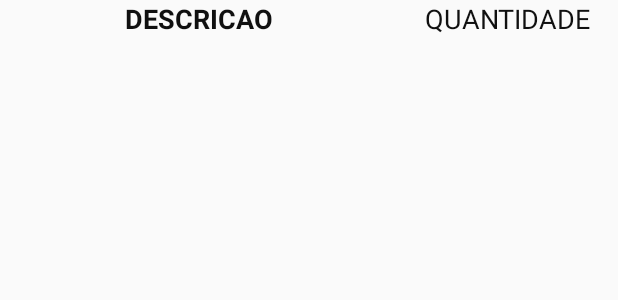
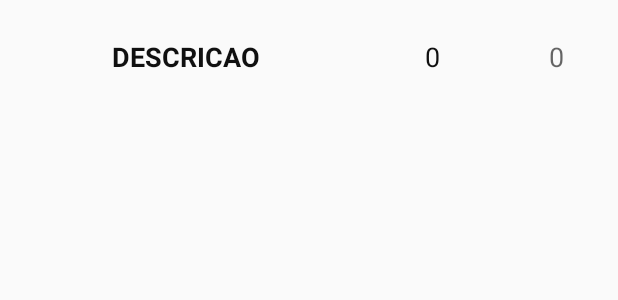
Before and after one commit to rafaelperazzo/cimai_android, an Android app: the layout rowlayout.xml on its own in the app's theme, with its tools: preview values and no code run, on a phone screen of 412 x 824 dp. Shown: the top 300 px of the screen. Run offline under Robolectric (Android 15) with nearby library versions, the phone set to English and light mode, and no system bars.

Commit message:
Atualizado 2020-05-20 09:13:08

```diff
--- a/app/src/main/java/pet/yoko/apps/cimaiapp/PesquisaFragment.java
+++ b/app/src/main/java/pet/yoko/apps/cimaiapp/PesquisaFragment.java
@@ -30,7 +30,6 @@ import org.json.JSONException;
 import org.json.JSONObject;
 import java.io.IOException;
 import java.util.ArrayList;
-import java.util.Iterator;
 import okhttp3.Call;
 import okhttp3.Callback;
 import okhttp3.OkHttpClient;
@@ -331,13 +330,16 @@ public class PesquisaFragment extends Fragment implements View.OnClickListener {
                     public void run() {
                         try {
                             JSONObject obj = new JSONObject(myResponse);
+                            /*
                             items.clear();
                             for(Iterator<String> keys = obj.keys(); keys.hasNext();) {
                                 String chave = keys.next();
                                 int valor = obj.getInt(chave);
                                 items.add(new ProducaoItem(chave,valor));
                             }
-                            adapter.notifyDataSetChanged();
+                            adapter.notifyDataSetChanged();*/
+                            MyTable tabela = new MyTable(obj,items,adapter);
+                            tabela.makeTable();
                             progressoMain.setVisibility(View.GONE);
                         } catch (JSONException e) {
                             e.printStackTrace();
--- a/app/src/main/res/layout/rowlayout.xml
+++ b/app/src/main/res/layout/rowlayout.xml
@@ -1,13 +1,16 @@
 <?xml version="1.0" encoding="utf-8"?>
 <LinearLayout xmlns:android="http://schemas.android.com/apk/res/android"
     android:layout_width="match_parent"
-    android:layout_height="wrap_content">
+    android:layout_height="75dp">
 
     <TextView
         android:id="@+id/colunaDescricao"
-        android:layout_width="264dp"
-        android:layout_height="wrap_content"
+        android:layout_width="247dp"
+        android:layout_height="match_parent"
         android:gravity="center_horizontal|center_vertical"
+        android:inputType="textMultiLine"
+        android:maxLines="6"
+        android:scrollHorizontally="false"
         android:text="DESCRICAO"
         android:textAlignment="center"
         android:textAppearance="@style/TextAppearance.AppCompat.Medium"
@@ -17,11 +20,22 @@
     <TextView
         android:id="@+id/colunaQuantidade"
         android:layout_width="wrap_content"
-        android:layout_height="wrap_content"
+        android:layout_height="match_parent"
         android:layout_weight="1"
         android:gravity="center_horizontal|center_vertical"
-        android:text="QUANTIDADE"
+        android:text="0"
         android:textAlignment="center"
         android:textAppearance="@style/TextAppearance.AppCompat.Medium"
         android:textColor="#101010" />
+
+    <TextView
+        android:id="@+id/colunaPercentual"
+        android:layout_width="wrap_content"
+        android:layout_height="match_parent"
+        android:layout_weight="1"
+        android:gravity="center_horizontal|center_vertical"
+        android:text="0"
+        android:textAlignment="center"
+        android:textAllCaps="true"
+        android:textAppearance="@style/TextAppearance.AppCompat.Medium" />
 </LinearLayout>
```
Also changed, not shown: app/src/main/java/pet/yoko/apps/cimaiapp/CustomAdapter.java (+8 -0 lines), app/src/main/java/pet/yoko/apps/cimaiapp/MyTable.java (added, +55 -0 lines), app/src/main/java/pet/yoko/apps/cimaiapp/ProducaoItem.java (+15 -0 lines).
